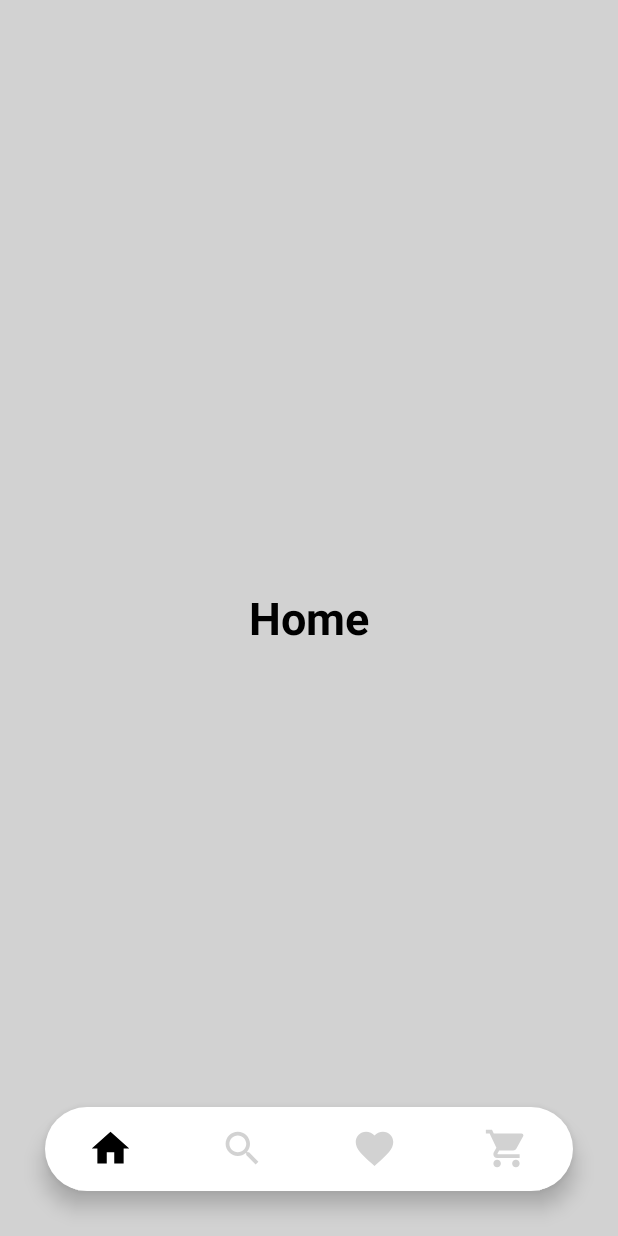
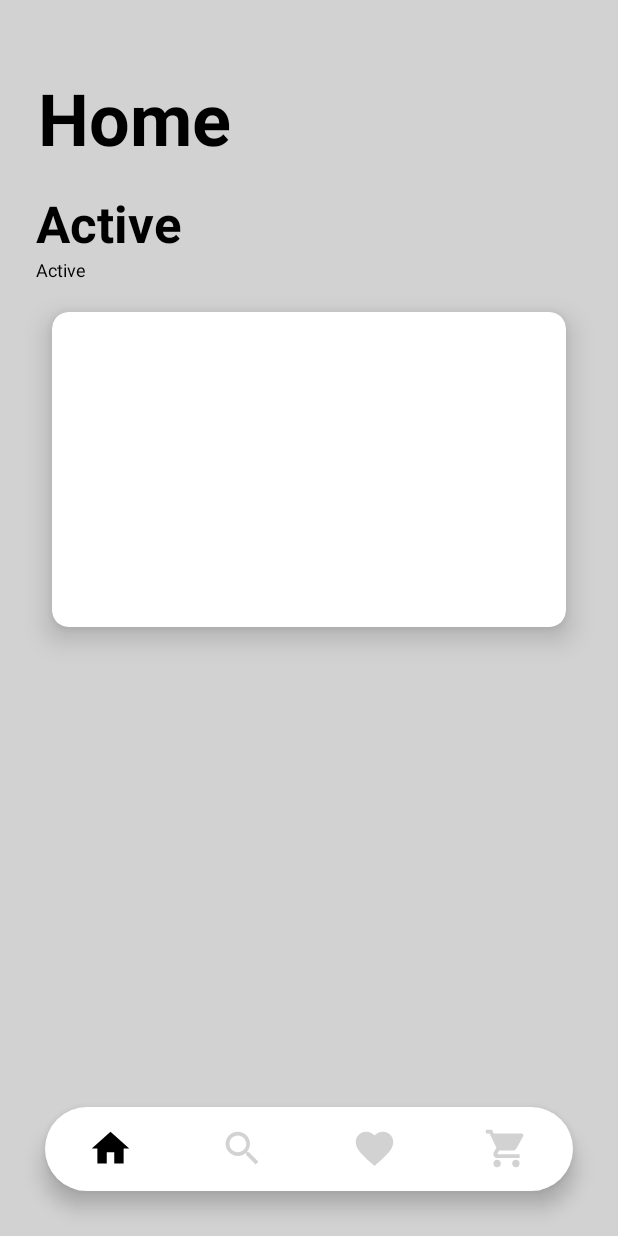
Before and after one commit to CoyotWilly/nomad-app, an Android app: the screen it shows after launch (MainActivity), on a phone screen of 412 x 824 dp. Run offline under Robolectric (Android 15) with nearby library versions, the phone set to English and light mode, and no system bars.

Commit message:
Saved trips view build started

```diff
--- a/app/src/main/res/layout/fragment_home.xml
+++ b/app/src/main/res/layout/fragment_home.xml
@@ -1,5 +1,6 @@
 <?xml version="1.0" encoding="utf-8"?>
-<FrameLayout xmlns:android="http://schemas.android.com/apk/res/android"
+<androidx.constraintlayout.widget.ConstraintLayout xmlns:android="http://schemas.android.com/apk/res/android"
+    xmlns:app="http://schemas.android.com/apk/res-auto"
     xmlns:tools="http://schemas.android.com/tools"
     android:layout_width="match_parent"
     android:layout_height="match_parent"
@@ -7,12 +8,56 @@
     tools:context=".HomeFragment">
 
     <TextView
-        android:layout_width="wrap_content"
+        android:id="@+id/homeTitle"
+        android:layout_width="match_parent"
         android:layout_height="wrap_content"
-        android:layout_gravity="center"
+        android:layout_marginHorizontal="25dp"
+        android:layout_marginTop="46dp"
         android:text="@string/home_text"
-        android:textSize="30sp"
         android:textColor="@color/black"
-        android:textStyle="bold"/>
+        android:textSize="48sp"
+        android:textStyle="bold"
+        app:layout_constraintStart_toStartOf="parent"
+        app:layout_constraintTop_toTopOf="parent" />
 
-</FrameLayout>
+    <TextView
+        android:id="@+id/trip"
+        android:layout_width="match_parent"
+        android:layout_height="wrap_content"
+        android:layout_marginHorizontal="25dp"
+        android:layout_marginStart="24dp"
+        android:text="@string/active"
+        android:textColor="@color/black"
+        android:textSize="34sp"
+        android:textStyle="bold"
+        android:layout_marginTop="15dp"
+        app:layout_constraintStart_toStartOf="parent"
+        app:layout_constraintTop_toBottomOf="@+id/homeTitle"/>
+
+    <TextView
+        android:id="@+id/trip_counter"
+        android:layout_width="match_parent"
+        android:layout_height="wrap_content"
+        android:layout_marginHorizontal="25dp"
+        android:layout_marginStart="24dp"
+        android:text="@string/active"
+        android:textColor="@color/black"
+        android:textSize="12sp"
+        app:layout_constraintStart_toStartOf="parent"
+        app:layout_constraintTop_toBottomOf="@+id/trip" />
+
+    <androidx.cardview.widget.CardView
+        android:id="@+id/active_trip"
+        android:layout_width="0dp"
+        android:layout_height="250dp"
+        app:cardCornerRadius="11dp"
+        app:cardElevation="11dp"
+        app:cardUseCompatPadding="true"
+        android:layout_marginHorizontal="20dp"
+        app:layout_constraintEnd_toEndOf="parent"
+        app:layout_constraintHorizontal_bias="0.0"
+        app:layout_constraintStart_toStartOf="parent"
+        app:layout_constraintTop_toBottomOf="@+id/trip_counter" />
+
+
+</androidx.constraintlayout.widget.ConstraintLayout>
--- a/app/src/main/res/values/strings.xml
+++ b/app/src/main/res/values/strings.xml
@@ -6,4 +6,5 @@
     <string name="like_text">Like</string>
     <string name="search_text">Search</string>
     <string name="shop_text">Shop</string>
+    <string name="active">Active</string>
 </resources>
```
